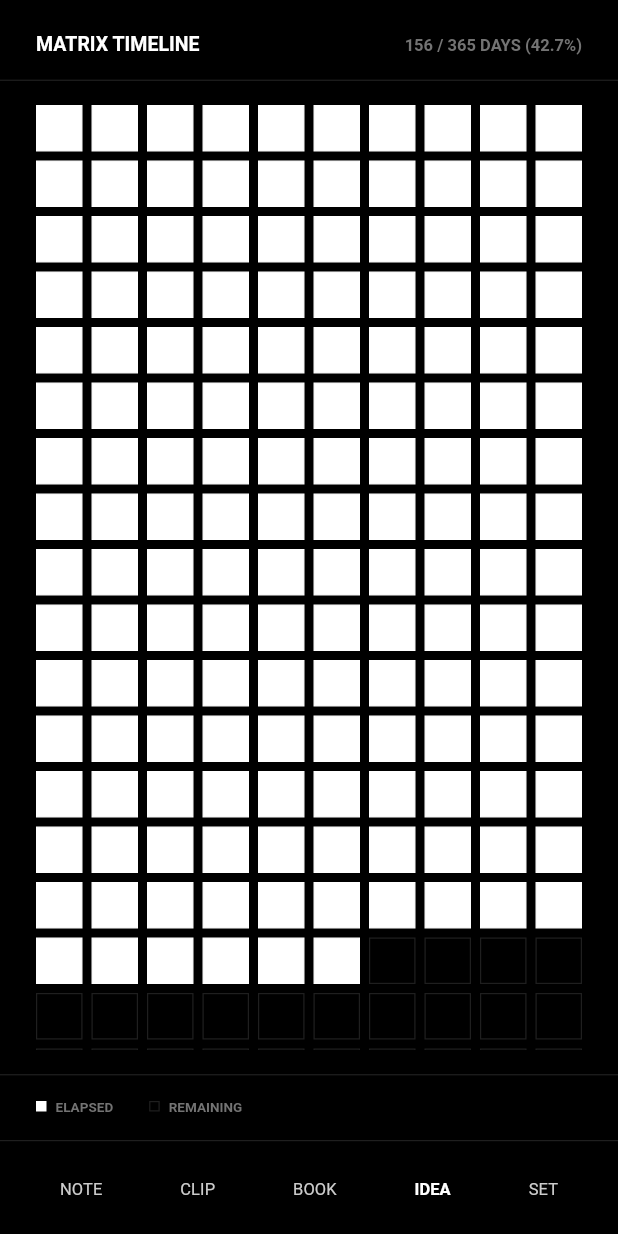
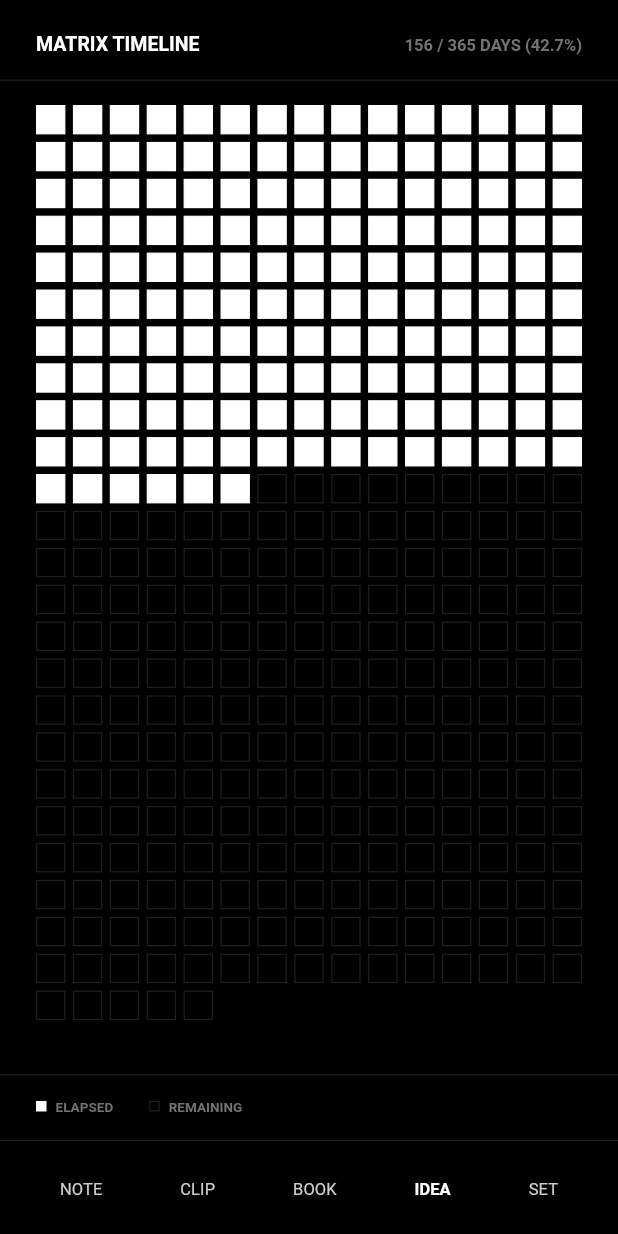
Before and after one commit to darshseraphic/Rocen, a Flutter app: the screen it shows after launch, item 4 of the bottom bar chosen, on a phone screen of 412 x 824 dp. Run offline on Flutter 3.47's test engine with Material 3 defaults, Android fonts, the phone set to English and light mode, and no system bars; our stand-ins replace file_picker, flutter_riverpod, hive_flutter; missing offline and left inert: photo_manager; accounts and stored records are empty.

Commit message:
initial commit

```diff
--- a/lib/features/ideainbox.dart
+++ b/lib/features/ideainbox.dart
@@ -70,23 +70,23 @@ class _IdeaInboxScreenState extends ConsumerState<IdeaInboxScreen> {
 
             Divider(color: ruleBorder, height: 1, thickness: 0.8),
 
-            // FREE-FLOWING 10-COLUMN MATRIX EXPANSION
+            // FREE-FLOWING 15-COLUMN MATRIX EXPANSION
             Expanded(
               child: Padding(
                 padding: const EdgeInsets.symmetric(horizontal: 24.0, vertical: 16.0),
                 child: LayoutBuilder(
                   builder: (context, constraints) {
-                    // Calculates standard square spacing boundaries across 10 columns
-                    final double totalSpacing = 6.0 * 9; // 9 gaps between 10 elements
-                    final double boxWidth = (constraints.maxWidth - totalSpacing) / 10;
+                    // Calculates standard square spacing boundaries across 15 columns
+                    final double totalSpacing = 5.0 * 14; // 14 gaps between 15 elements
+                    final double boxWidth = (constraints.maxWidth - totalSpacing) / 15;
 
                     return GridView.builder(
                       physics: const BouncingScrollPhysics(),
                       itemCount: totalDaysInYear,
                       gridDelegate: const SliverGridDelegateWithFixedCrossAxisCount(
-                        crossAxisCount: 10, // Swapped to 10 items per row
-                        crossAxisSpacing: 6.0,
-                        mainAxisSpacing: 6.0,
+                        crossAxisCount: 15, // Adjusted to 15 squares per line
+                        crossAxisSpacing: 5.0, // Tighter gap matrix spacing
+                        mainAxisSpacing: 5.0,
                         childAspectRatio: 1.0,
                       ),
                       itemBuilder: (context, index) {
```
